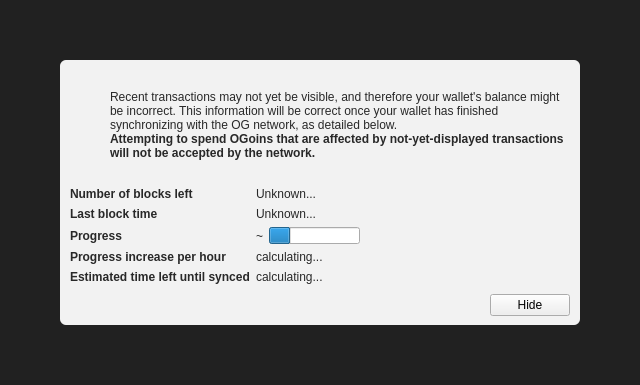
Above: src/qt/forms/modaloverlay.ui from minblock/ogkushcoin before the change. Below: the same form after it.
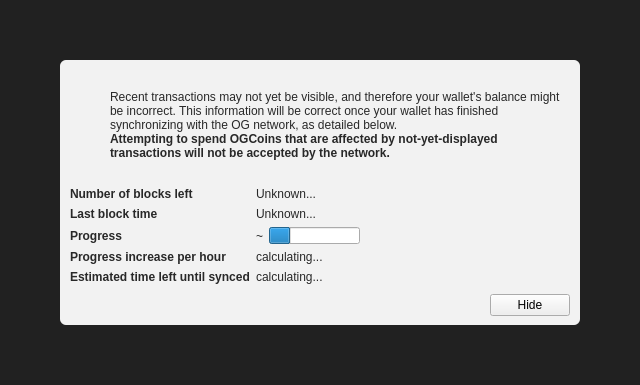
That is the form after the change. Icons and pictures are not drawn. Custom widgets are drawn as their Qt base class.

What changed in the file:
```diff
--- a/src/qt/forms/modaloverlay.ui
+++ b/src/qt/forms/modaloverlay.ui
@@ -149,7 +149,7 @@
                 </font>
                </property>
                <property name="text">
-                <string>Attempting to spend OGoins that are affected by not-yet-displayed transactions will not be accepted by the network.</string>
+                <string>Attempting to spend OGCoins that are affected by not-yet-displayed transactions will not be accepted by the network.</string>
                </property>
                <property name="textFormat">
                 <enum>Qt::RichText</enum>
```
